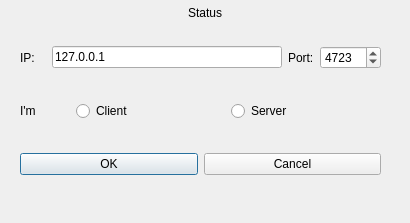
Old version of the form communicatordialog.ui in the repository LyricZhao/QtChineseChess.
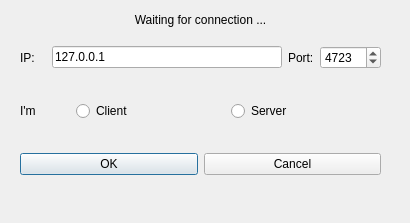
New version of the form.

Patch:
```diff
--- a/communicatordialog.ui
+++ b/communicatordialog.ui
@@ -106,14 +106,14 @@
   <widget class="QLabel" name="label">
    <property name="geometry">
     <rect>
-     <x>175</x>
-     <y>5</y>
-     <width>60</width>
-     <height>16</height>
+     <x>110</x>
+     <y>10</y>
+     <width>181</width>
+     <height>20</height>
     </rect>
    </property>
    <property name="text">
-    <string>Status</string>
+    <string>Waiting for connection ...</string>
    </property>
    <property name="alignment">
     <set>Qt::AlignCenter</set>
```
